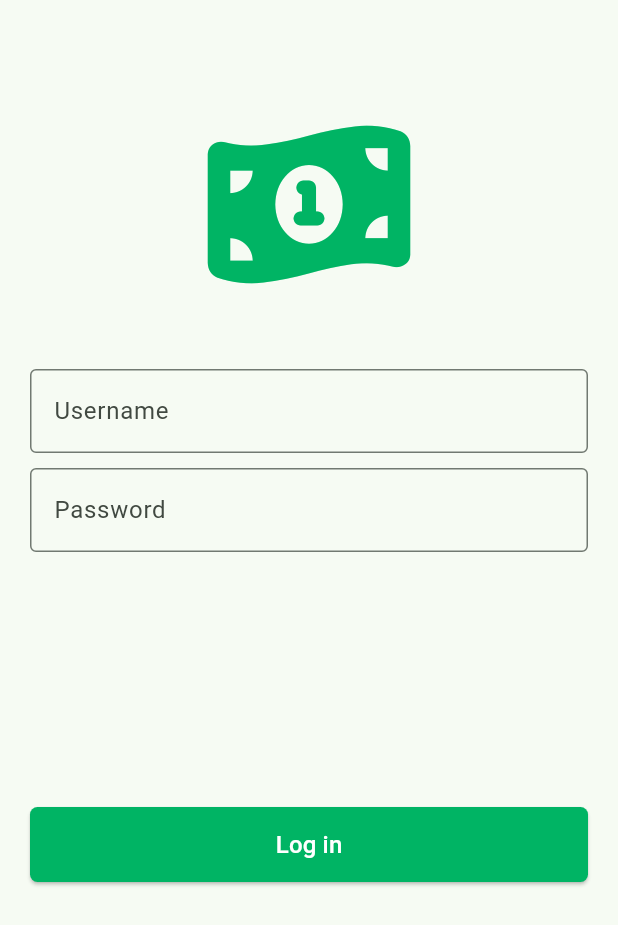
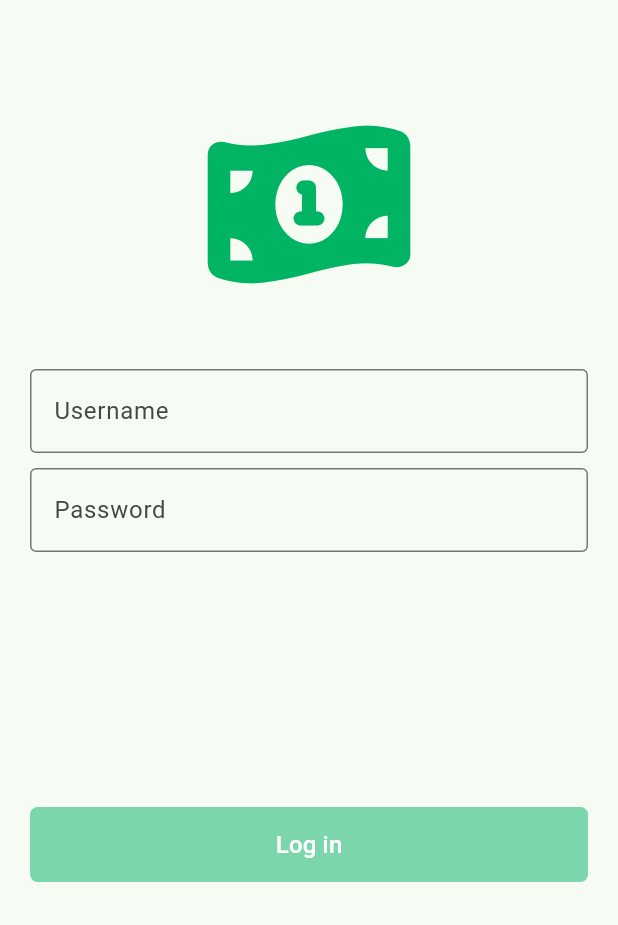
Before and after one commit to myteddy15/send_money_app, a Flutter app: the screen it shows after launch, on a phone screen of 412 x 824 dp. Shown: the top 925 px of the screen. Run offline on Flutter 3.47's test engine with Material 3 defaults, Android fonts, the phone set to English and light mode, and no system bars; our stand-ins replace equatable, flutter_bloc, font_awesome_flutter.

Commit message:
Create login cubit

```diff
--- /dev/null
+++ b/lib/cubits/login_cubit/login_cubit.dart
@@ -0,0 +1,26 @@
+import 'package:flutter_bloc/flutter_bloc.dart';
+import 'package:equatable/equatable.dart';
+
+part 'login_state.dart';
+
+class LoginCubit extends Cubit<LoginState> {
+  LoginCubit() : super(const LoginState(enableButton: false));
+
+  String _userName = "";
+  String _password = "";
+
+  void userNameChangedValue(String value) {
+    _userName = value;
+    checkValues();
+  }
+
+  void passwordChangedValue(String value) {
+    _password = value;
+    checkValues();
+  }
+
+  void checkValues() {
+    emit(state.copyWith(enableButton: _userName.isNotEmpty && _password.isNotEmpty));
+  }
+
+}
--- /dev/null
+++ b/lib/cubits/login_cubit/login_state.dart
@@ -0,0 +1,14 @@
+part of 'login_cubit.dart';
+
+class LoginState extends Equatable {
+  final bool enableButton;
+
+  const LoginState({required this.enableButton});
+
+  LoginState copyWith({bool? enableButton}) {
+    return LoginState(enableButton: enableButton ?? this.enableButton);
+  }
+
+  @override
+  List<Object?> get props => [enableButton];
+}
--- a/lib/views/screens/login.dart
+++ b/lib/views/screens/login.dart
@@ -1,62 +1,69 @@
 import 'package:flutter/material.dart';
 import 'package:flutter/services.dart';
+import 'package:flutter_bloc/flutter_bloc.dart';
 import 'package:font_awesome_flutter/font_awesome_flutter.dart';
+import 'package:send_money_app/cubits/login_cubit/login_cubit.dart';
 import 'package:send_money_app/utils/nav_routes.dart';
 import 'package:send_money_app/views/widgets/custom_elavated_button.dart';
 import 'package:send_money_app/views/widgets/custom_text_field.dart';
 
-class LoginScreen extends StatefulWidget {
-  const LoginScreen({super.key});
+class LoginScreen extends StatelessWidget {
+
+  const LoginScreen({super.key}) ;
 
   @override
-  State<LoginScreen> createState() => _LoginScreenState();
-}
-
-class _LoginScreenState extends State<LoginScreen> {
-  @override
   Widget build(BuildContext context) {
-
     final usernameController = TextEditingController();
     final passwordController = TextEditingController();
+
+    final _loginCubit = LoginCubit();
 
     return Scaffold(
         appBar: AppBar(
           title: const Text(""),
         ),
-      body: Padding(
+        body: BlocProvider(
+          create: (context) => _loginCubit,
+          child: Padding(
             padding: const EdgeInsets.all(20),
-        child: Column(
+            child: BlocBuilder<LoginCubit, LoginState>(
+              builder: (context, state) {
+                return Column(
                   crossAxisAlignment: CrossAxisAlignment.center,
                   mainAxisAlignment: MainAxisAlignment.start,
                   children: [
-            const FaIcon(
-              FontAwesomeIcons.moneyBill1Wave,
-              size: 120),
+                    const FaIcon(FontAwesomeIcons.moneyBill1Wave, size: 120),
                     const SizedBox(height: 50),
                     CustomTextField(
                         labelText: "Username",
+                        onChanged: ((value) {
+                          _loginCubit.userNameChangedValue(value);
+                        }),
                         inputFormatters: [
-                FilteringTextInputFormatter.allow(RegExp("[0-9a-zA-Z]"))
+                          FilteringTextInputFormatter.allow(
+                              RegExp("[0-9a-zA-Z]"))
                         ],
-              controller: usernameController
-            ),
+                        controller: usernameController),
                     const SizedBox(height: 10),
                     CustomTextField(
                         labelText: "Password",
+                        onChanged: ((value) {
+                          _loginCubit.passwordChangedValue(value);
+                        }),
                         obscureText: true,
-              controller: passwordController
-            ),
+                        controller: passwordController),
                     const SizedBox(height: 170),
                     CustomElavatedButton(
                         height: 50,
-              callback: () {
+                        callback: state.enableButton ? () {
                           Navigator.pushReplacementNamed(context, NavRoutes.dashboard);
+                        } : null,
+                        labelText: "Log in")
+                  ],
+                );
               },
-              labelText: "Log in"
-            )
-          ],
             ),
-      )
-    );
+          ),
+        ));
   }
 }
--- a/lib/views/widgets/custom_text_field.dart
+++ b/lib/views/widgets/custom_text_field.dart
@@ -6,12 +6,14 @@ class CustomTextField extends StatelessWidget {
   final TextEditingController controller;
   final bool? obscureText;
   final List<TextInputFormatter>? inputFormatters;
+  final Function(String)? onChanged;
 
   const CustomTextField({super.key,
     required this.labelText,
     required this.controller,
     this.obscureText,
-    this.inputFormatters});
+    this.inputFormatters,
+    this.onChanged});
 
   @override
   Widget build(BuildContext context) {
@@ -19,6 +21,7 @@ class CustomTextField extends StatelessWidget {
       controller: controller,
       obscureText: obscureText ?? false,
       inputFormatters: inputFormatters,
+      onChanged: onChanged,
       decoration: InputDecoration(
         labelText: labelText,
         border: const OutlineInputBorder().copyWith(
--- a/pubspec.yaml
+++ b/pubspec.yaml
@@ -36,6 +36,8 @@ dependencies:
   # Use with the CupertinoIcons class for iOS style icons.
   cupertino_icons: ^1.0.2
   font_awesome_flutter: ^10.8.0
+  flutter_bloc: ^9.0.0
+  equatable: ^2.0.7
 
 dev_dependencies:
   flutter_test:
```
Lines whose indentation alone changed are shown as unchanged.
